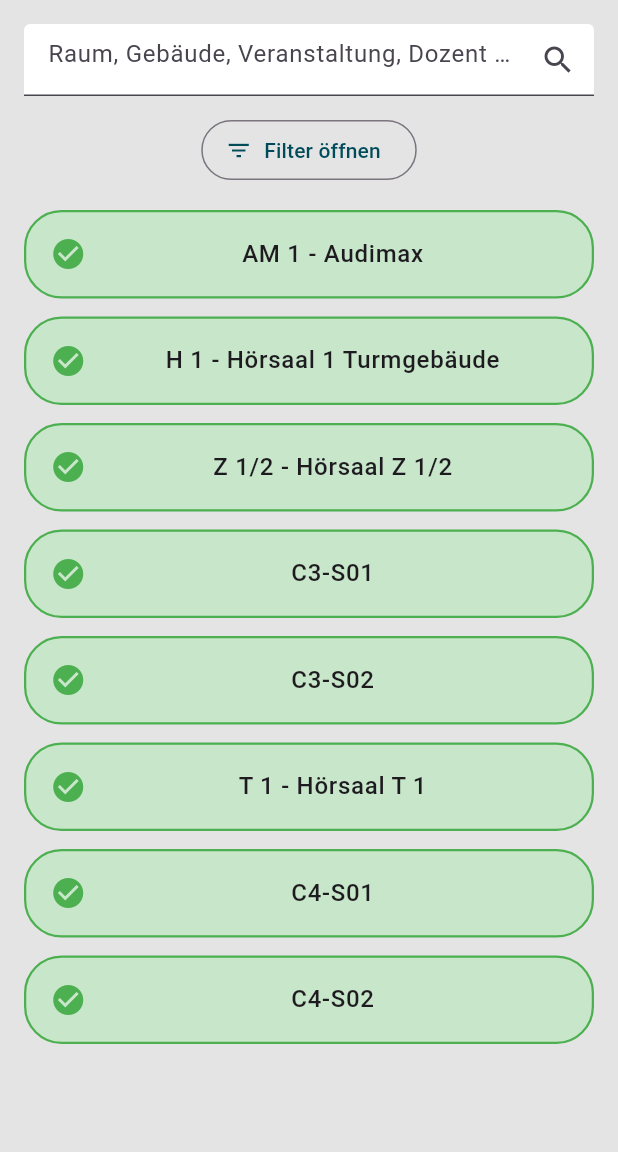
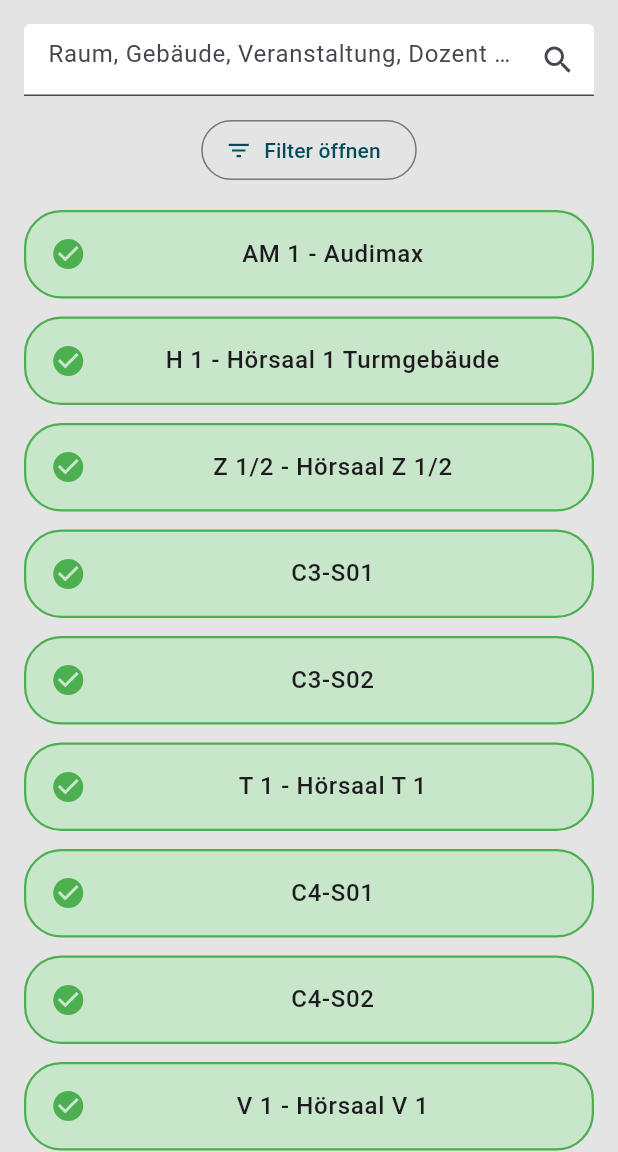
Before and after one commit to GomorrhaDev/Raumfinder, a Flutter app: the SearchScreen screen opened directly, on a phone screen of 412 x 824 dp, the part 84-1236 px from its top. Run offline on Flutter 3.47's test engine with Material 3 defaults, Android fonts, the phone set to English and light mode, and no system bars; missing offline and left inert: flutter_osm_plugin.

Commit message:
More rooms

```diff
--- a/raumfinder/lib/data/mock_rooms.dart
+++ b/raumfinder/lib/data/mock_rooms.dart
@@ -1486,4 +1486,211 @@ final List<Room> mockRooms = [
       ),
     ],
   ),
+  Room(
+    // V1
+    name: "V 1 - Hörsaal V 1",
+    coordinates: Coordinates(latitude: 53.50022, longitude: 10.42048),
+    building_name: "Vorklinikum",
+    building_number: "61c",
+    roomNumber: "	061.400.10.103.00",
+    equipment: [
+      "feste Bestuhlung",
+      "Sitzreihen ansteigend",
+      "Tisch",
+      "Tafel",
+      "Verdunkelungsmöglichkeit",
+      "Beamer",
+      "Internetanschluss",
+      "PC",
+      "Visualizer",
+    ],
+    capacity: 198,
+    size: 250,
+    bookings: [
+      //Ferien
+      // Montag, 05.01.2026
+      Occupation(
+        date: DateTime(2026, 1, 5, 08, 00),
+        duration: Duration(minutes: 120),
+        eventName: "Anatomie 1",
+        instructor: "Lange",
+      ),
+      Occupation(
+        date: DateTime(2026, 1, 5, 10, 00),
+        duration: Duration(minutes: 60),
+        eventName: "BCH I Vorl MLS-MEW",
+        instructor: "Krey",
+      ),
+      Occupation(
+        date: DateTime(2026, 1, 5, 11, 15),
+        duration: Duration(minutes: 45),
+        eventName: "Physiologie I",
+        instructor: "Kusche",
+      ),
+      Occupation(
+        date: DateTime(2026, 1, 5, 12, 15),
+        duration: Duration(minutes: 90),
+        eventName: "SWEng V",
+        instructor: "Wolter",
+      ),
+      Occupation(
+        date: DateTime(2026, 1, 5, 14, 00),
+        duration: Duration(minutes: 90),
+        eventName: "AC Ü",
+        instructor: "Weimar",
+      ),
+
+      // Dienstag, 06.01.2026
+      Occupation(
+        date: DateTime(2026, 1, 6, 08, 00),
+        duration: Duration(hours: 2),
+        eventName: "Anatomie 1",
+        instructor: "Lange",
+      ),
+      Occupation(
+        date: DateTime(2026, 1, 6, 10, 00),
+        duration: Duration(hours: 1),
+        eventName: "BCH I Vorl MLS-MEW",
+        instructor: "Krey",
+      ),
+      Occupation(
+        date: DateTime(2026, 1, 6, 11, 15),
+        duration: Duration(minutes: 45),
+        eventName: "Physiologie I",
+        instructor: "Kusche",
+      ),
+      Occupation(
+        date: DateTime(2026, 1, 6, 12, 00),
+        duration: Duration(hours: 2),
+        eventName: "KlinStud",
+        instructor: "König",
+      ),
+      Occupation(
+        date: DateTime(2026, 1, 6, 14, 00),
+        duration: Duration(hours: 1),
+        eventName: "GW2300",
+        instructor: "N.N.",
+      ),
+      Occupation(
+        date: DateTime(2026, 1, 6, 15, 00),
+        duration: Duration(minutes: 90),
+        eventName: "Klinische Medizin I (MZ4400)",
+        instructor: "Keck",
+      ),
+      Occupation(
+        date: DateTime(2026, 1, 6, 17, 15),
+        duration: Duration(minutes: 105),
+        eventName: "Kolloquium Molekulare Zellbiologie",
+        instructor: "Hartmann",
+      ),
+
+      // Mittwoch, 07.01.2026
+      Occupation(
+        date: DateTime(2026, 1, 7, 08, 00),
+        duration: Duration(hours: 1),
+        eventName: "Anatomie 1",
+        instructor: "Lange",
+      ),
+      Occupation(
+        date: DateTime(2026, 1, 7, 09, 00),
+        duration: Duration(hours: 1),
+        eventName: "Berufsfelderkundung",
+        instructor: "Lange",
+      ),
+      Occupation(
+        date: DateTime(2026, 1, 7, 10, 00),
+        duration: Duration(hours: 1),
+        eventName: "Medizinische Soziologie",
+        instructor: "Götz",
+      ),
+      Occupation(
+        date: DateTime(2026, 1, 7, 11, 15),
+        duration: Duration(minutes: 45),
+        eventName: "Physiologie I",
+        instructor: "Kusche",
+      ),
+      Occupation(
+        date: DateTime(2026, 1, 7, 12, 00),
+        duration: Duration(hours: 4),
+        eventName: "Schulung Technischer Betrieb",
+        instructor: "Zemke",
+      ),
+      Occupation(
+        date: DateTime(2026, 1, 7, 16, 00),
+        duration: Duration(hours: 2),
+        eventName: "Notfallmedizin",
+        instructor: "Maurer",
+      ),
+      Occupation(
+        date: DateTime(2026, 1, 7, 16, 00),
+        duration: Duration(hours: 2),
+        eventName: "Notfallmedizin",
+        instructor: "Ochsen",
+      ),
+
+      // Donnerstag, 08.01.2026
+      Occupation(
+        date: DateTime(2026, 1, 8, 08, 00),
+        duration: Duration(minutes: 120),
+        eventName: "MedizQM V",
+        instructor: "Maurer",
+      ),
+      Occupation(
+        date: DateTime(2026, 1, 8, 10, 00),
+        duration: Duration(hours: 1),
+        eventName: "BCH I Vorl MLS-MEW",
+        instructor: "Krey",
+      ),
+      Occupation(
+        date: DateTime(2026, 1, 8, 11, 15),
+        duration: Duration(minutes: 45),
+        eventName: "Physiologie I",
+        instructor: "Kusche",
+      ),
+      Occupation(
+        date: DateTime(2026, 1, 8, 12, 15),
+        duration: Duration(minutes: 90),
+        eventName: "Anatomie",
+        instructor: "Kalies",
+      ),
+      Occupation(
+        date: DateTime(2026, 1, 8, 14, 00),
+        duration: Duration(minutes: 90),
+        eventName: "Signal VL",
+        instructor: "Droigk",
+      ),
+      Occupation(
+        date: DateTime(2026, 1, 8, 16, 00),
+        duration: Duration(minutes: 210),
+        eventName: "KnowlRepCSR",
+        instructor: "Wolter",
+      ),
+
+      // Freitag, 09.01.2026
+      Occupation(
+        date: DateTime(2026, 1, 9, 08, 00),
+        duration: Duration(minutes: 120),
+        eventName: "Vorlesung Medizinische Psychologie (MedPsy)",
+        instructor: "Jessen",
+      ),
+      Occupation(
+        date: DateTime(2026, 1, 9, 11, 15),
+        duration: Duration(minutes: 45),
+        eventName: "Physiologie I",
+        instructor: "Kusche",
+      ),
+      Occupation(
+        date: DateTime(2026, 1, 9, 12, 00),
+        duration: Duration(hours: 2),
+        eventName: "TGI2 V",
+        instructor: "Ehlers",
+      ),
+      Occupation(
+        date: DateTime(2026, 1, 9, 14, 00),
+        duration: Duration(hours: 2),
+        eventName: "TGI2 Ü theor",
+        instructor: "Ehlers",
+      ),
+    ],
+  ),
 ];
```
